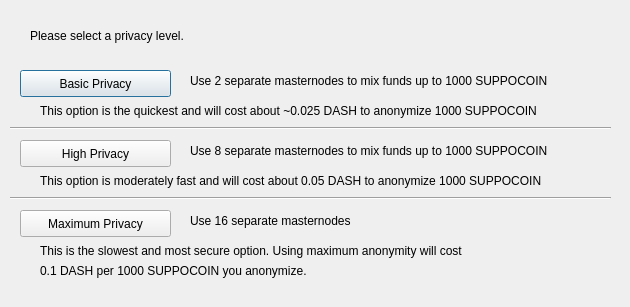
First picture: the form in src/qt/forms/darksendconfig.ui, repository codeclock/dash, before the edit.
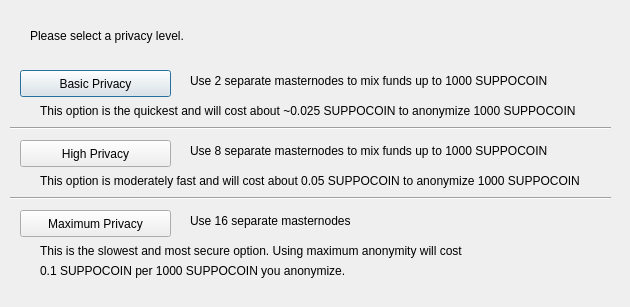
Second picture: the form after the edit.

Commit message: x DASH -> x SUPPOCOIN

What changed in the file:
```diff
--- a/src/qt/forms/darksendconfig.ui
+++ b/src/qt/forms/darksendconfig.ui
@@ -114,7 +114,7 @@
     </rect>
    </property>
    <property name="text">
-    <string>This option is the quickest and will cost about ~0.025 DASH to anonymize 1000 SUPPOCOIN</string>
+    <string>This option is the quickest and will cost about ~0.025 SUPPOCOIN to anonymize 1000 SUPPOCOIN</string>
    </property>
   </widget>
   <widget class="QLabel" name="label_7">
@@ -127,7 +127,7 @@
     </rect>
    </property>
    <property name="text">
-    <string>This option is moderately fast and will cost about 0.05 DASH to anonymize 1000 SUPPOCOIN</string>
+    <string>This option is moderately fast and will cost about 0.05 SUPPOCOIN to anonymize 1000 SUPPOCOIN</string>
    </property>
   </widget>
   <widget class="QLabel" name="label_8">
@@ -153,7 +153,7 @@
     </rect>
    </property>
    <property name="text">
-    <string>0.1 DASH per 1000 SUPPOCOIN you anonymize.</string>
+    <string>0.1 SUPPOCOIN per 1000 SUPPOCOIN you anonymize.</string>
    </property>
   </widget>
   <widget class="Line" name="line">
```
The commit also changes 30 other files.
